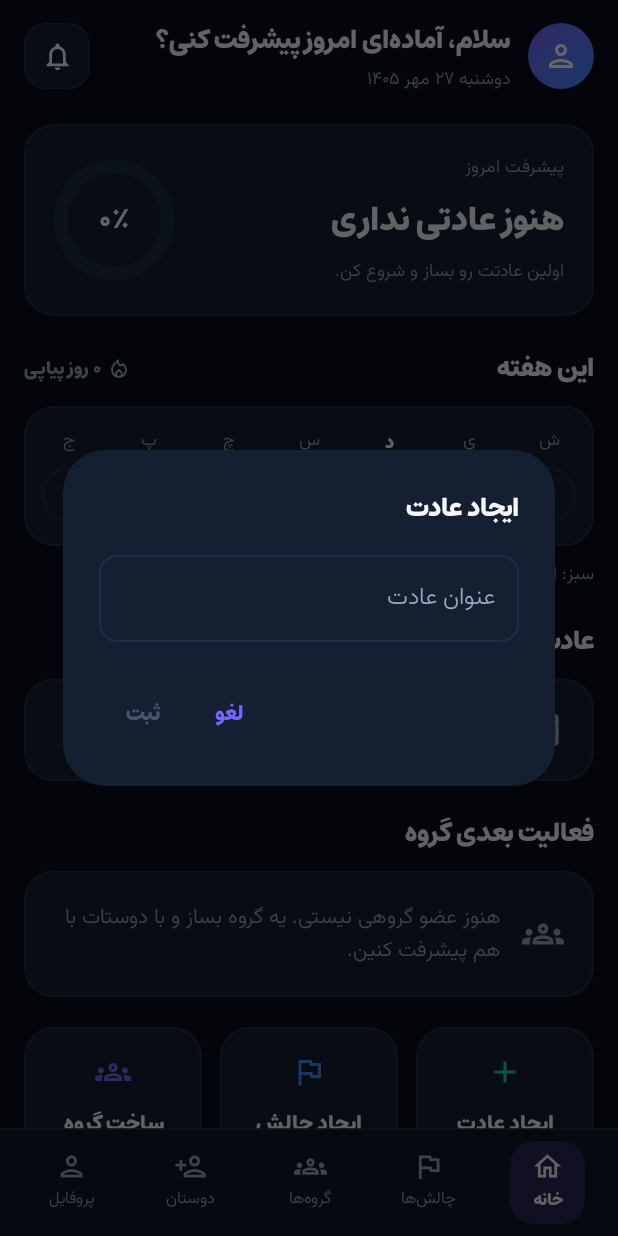
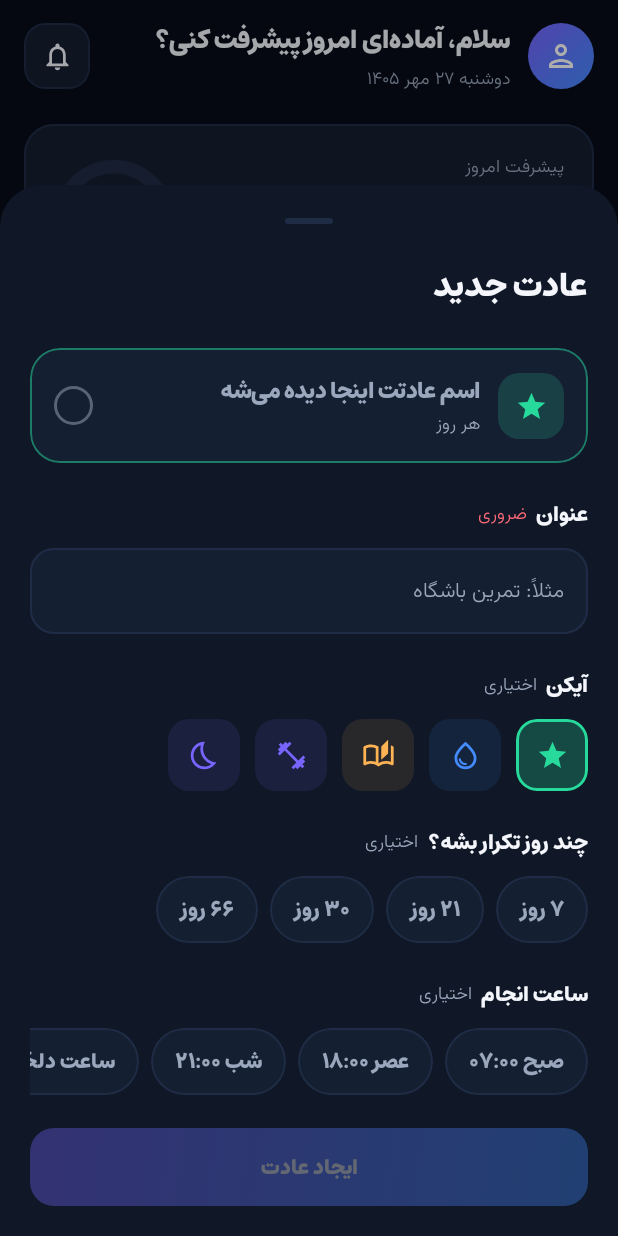
Before and after one commit to mahdiar-barzegarr/Day-flow, an Android app built with Jetpack Compose: the screen it shows after launch (MainActivity), after a tap on "ایجاد عادت", on a phone screen of 412 x 824 dp. Run offline under Robolectric (Android 15) with nearby library versions, the phone set to English and light mode, and no system bars; our stand-ins replace Dagger/Hilt's generated code, Room's generated code.

Commit message:
Completing the section on creating a new version habit and changing the database from version one to two

```diff
--- a/Application/app/src/main/java/com/example/dayflow/data/local/DayFlowDatabase.kt
+++ b/Application/app/src/main/java/com/example/dayflow/data/local/DayFlowDatabase.kt
@@ -5,7 +5,7 @@ import androidx.room.RoomDatabase
 
 @Database(
     entities = [HabitEntity::class, HabitLogEntity::class],
-    version = 1,
+    version = 2,
     exportSchema = false
 )
 abstract class DayFlowDatabase : RoomDatabase() {
--- a/Application/app/src/main/java/com/example/dayflow/data/local/HabitEntities.kt
+++ b/Application/app/src/main/java/com/example/dayflow/data/local/HabitEntities.kt
@@ -10,13 +10,12 @@ import androidx.room.PrimaryKey
 data class HabitEntity(
     @PrimaryKey(autoGenerate = true) val id: Long = 0,
     val title: String,
-    /** کلید آیکون: water / book / fitness / sleep / star */
     val iconKey: String = "star",
-    /** هدف اختیاری، مثلاً «۸ لیوان» */
     val goalText: String? = null,
-    /** روز ساخت عادت (LocalDate.toEpochDay) */
     val createdAtEpochDay: Long,
-    val isArchived: Boolean = false
+    val isArchived: Boolean = false,
+    val targetDays: Int? = null,
+    val reminderMinutes: Int? = null,
 )
 
 /** هر ردیف یعنی عادت [habitId] در روز [epochDay] انجام شده. */
--- a/Application/app/src/main/java/com/example/dayflow/di/DatabaseModule.kt
+++ b/Application/app/src/main/java/com/example/dayflow/di/DatabaseModule.kt
@@ -18,7 +18,9 @@ object DatabaseModule {
     @Provides
     @Singleton
     fun provideDatabase(@ApplicationContext context: Context): DayFlowDatabase =
-        Room.databaseBuilder(context, DayFlowDatabase::class.java, "dayflow.db").build()
+        Room.databaseBuilder(context, DayFlowDatabase::class.java, "dayflow.db")
+            .fallbackToDestructiveMigration()
+            .build()
 
     @Provides
     fun provideHabitDao(database: DayFlowDatabase): HabitDao = database.habitDao()
--- a/Application/app/src/main/java/com/example/dayflow/repository/HabitRepository.kt
+++ b/Application/app/src/main/java/com/example/dayflow/repository/HabitRepository.kt
@@ -22,12 +22,14 @@ class HabitRepository @Inject constructor(
     suspend fun addHabit(
         title: String,
         iconKey: String = "star",
-        goalText: String? = null
+        targetDays: Int? = null,
+        reminderMinutes: Int? = null
     ): Long = habitDao.insertHabit(
         HabitEntity(
             title = title.trim(),
             iconKey = iconKey,
-            goalText = goalText,
+            targetDays = targetDays,
+            reminderMinutes = reminderMinutes,
             createdAtEpochDay = LocalDate.now().toEpochDay()
         )
     )
--- /dev/null
+++ b/Application/app/src/main/java/com/example/dayflow/ui/home/AddHabitSheet.kt
@@ -0,0 +1,294 @@
+package com.example.dayflow.ui.home
+
+
+import androidx.compose.foundation.*
+import androidx.compose.foundation.layout.*
+import androidx.compose.foundation.shape.CircleShape
+import androidx.compose.foundation.shape.RoundedCornerShape
+import androidx.compose.material.icons.Icons
+import androidx.compose.material.icons.outlined.Add
+import androidx.compose.material.icons.outlined.Remove
+import androidx.compose.material3.*
+import androidx.compose.runtime.*
+import androidx.compose.ui.*
+import androidx.compose.ui.draw.alpha
+import androidx.compose.ui.draw.clip
+import androidx.compose.ui.graphics.Color
+import androidx.compose.ui.platform.LocalLayoutDirection
+import androidx.compose.ui.unit.LayoutDirection
+import androidx.compose.ui.unit.dp
+import com.example.dayflow.ui.theme.LocalExtraColors
+import com.example.dayflow.utilities.toPersianDigits
+import kotlinx.coroutines.launch
+
+private val habitIconKeys = listOf("star", "water", "book", "fitness", "sleep")
+private val durationPresets = listOf(7, 21, 30, 66)
+private val timePresets = listOf("صبح" to 7 * 60, "عصر" to 18 * 60, "شب" to 21 * 60)
+
+/** ساعت به‌صورت متن فارسی، مثل «۰۷:۳۰» */
+internal fun Int.toTimeText(): String =
+    "${(this / 60).toString().padStart(2, '0')}:${(this % 60).toString().padStart(2, '0')}"
+        .map { if (it in '0'..'9') '۰' + (it - '0') else it }
+        .joinToString("")
+
+@OptIn(ExperimentalMaterial3Api::class)
+@Composable
+fun AddHabitSheet(
+    onDismiss: () -> Unit,
+    onCreate: (title: String, iconKey: String, targetDays: Int?, reminderMinutes: Int?) -> Unit
+) {
+    val colors = MaterialTheme.colorScheme
+    val extra = LocalExtraColors.current
+    val sheetState = rememberModalBottomSheetState(skipPartiallyExpanded = true)
+    val scope = rememberCoroutineScope()
+
+    var title by remember { mutableStateOf("") }
+    var iconKey by remember { mutableStateOf("star") }
+    var targetDays by remember { mutableStateOf<Int?>(null) }
+    var minutes by remember { mutableStateOf<Int?>(null) }
+    var showTimePicker by remember { mutableStateOf(false) }
+
+    ModalBottomSheet(
+        onDismissRequest = onDismiss,
+        sheetState = sheetState,
+        containerColor = colors.surface,
+        shape = RoundedCornerShape(topStart = 28.dp, topEnd = 28.dp),
+        dragHandle = { BottomSheetDefaults.DragHandle(color = colors.outline) }
+    ) {
+        Column(
+            modifier = Modifier
+                .fillMaxWidth()
+                .verticalScroll(rememberScrollState())
+                .navigationBarsPadding()
+                .imePadding()
+                .padding(horizontal = 20.dp)
+                .padding(bottom = 20.dp),
+            verticalArrangement = Arrangement.spacedBy(22.dp)
+        ) {
+            Text("عادت جدید", style = MaterialTheme.typography.titleLarge, color = colors.onSurface)
+
+            // پیش‌نمایش زنده
+            HabitPreview(title, iconKey, targetDays, minutes)
+
+            // عنوان (اجباری)
+            Section("عنوان", optional = false) {
+                OutlinedTextField(
+                    value = title,
+                    onValueChange = { if (it.length <= 40) title = it },
+                    placeholder = { Text("مثلاً: تمرین باشگاه", style = MaterialTheme.typography.bodyMedium) },
+                    singleLine = true,
+                    shape = RoundedCornerShape(16.dp),
+                    textStyle = MaterialTheme.typography.bodyLarge,
+                    colors = OutlinedTextFieldDefaults.colors(
+                        focusedBorderColor = colors.primary,
+                        unfocusedBorderColor = colors.outline,
+                        focusedContainerColor = colors.surfaceVariant,
+                        unfocusedContainerColor = colors.surfaceVariant,
+                        focusedTextColor = colors.onSurface,
+                        unfocusedTextColor = colors.onSurface,
+                        cursorColor = colors.primary
+                    ),
+                    modifier = Modifier.fillMaxWidth()
+                )
+            }
+
+            // آیکن
+            Section("آیکن", optional = true) {
+                Row(horizontalArrangement = Arrangement.spacedBy(10.dp)) {
+                    habitIconKeys.forEach { key ->
+                        val (icon, tint) = habitVisual(key)
+                        val selected = key == iconKey
+                        Box(
+                            modifier = Modifier
+                                .size(48.dp)
+                                .clip(RoundedCornerShape(14.dp))
+                                .background(tint.copy(alpha = if (selected) 0.25f else 0.1f))
+                                .border(1.5.dp, if (selected) tint else Color.Transparent, RoundedCornerShape(14.dp))
+                                .clickable { iconKey = key },
+                            contentAlignment = Alignment.Center
+                        ) {
+                            Icon(icon, contentDescription = null, tint = tint, modifier = Modifier.size(22.dp))
+                        }
+                    }
+                }
+            }
+
+            // چند روز (اختیاری)
+            Section("چند روز تکرار بشه؟", optional = true) {
+                Column(verticalArrangement = Arrangement.spacedBy(12.dp)) {
+                    Row(
+                        modifier = Modifier.horizontalScroll(rememberScrollState()),
+                        horizontalArrangement = Arrangement.spacedBy(8.dp)
+                    ) {
+                        durationPresets.forEach { d ->
+                            SheetChip("${d.toPersianDigits()} روز", targetDays == d) {
+                                targetDays = if (targetDays == d) null else d
+                            }
+                        }
+                    }
+                    targetDays?.let { days ->
+                        Row(
+                            verticalAlignment = Alignment.CenterVertically,
+                            horizontalArrangement = Arrangement.spacedBy(14.dp)
+                        ) {
+                            StepButton(Icons.Outlined.Remove) { targetDays = (days - 1).coerceAtLeast(1) }
+                            Text(
+                                "${days.toPersianDigits()} روز",
+                                style = MaterialTheme.typography.titleMedium,
+                                color = colors.onSurface
+                            )
+                            StepButton(Icons.Outlined.Add) { targetDays = (days + 1).coerceAtMost(365) }
+                        }
+                    }
+                }
+            }
+
+            // ساعت (اختیاری)
+            Section("ساعت انجام", optional = true) {
+                Row(
+                    modifier = Modifier.horizontalScroll(rememberScrollState()),
+                    horizontalArrangement = Arrangement.spacedBy(8.dp)
+                ) {
+                    timePresets.forEach { (label, m) ->
+                        SheetChip("$label ${m.toTimeText()}", minutes == m) {
+                            minutes = if (minutes == m) null else m
+                        }
+                    }
+                    val custom = minutes?.takeIf { m -> timePresets.none { it.second == m } }
+                    SheetChip(custom?.toTimeText() ?: "ساعت دلخواه", custom != null) {
+                        showTimePicker = true
+                    }
+                }
+            }
+
+            // دکمه‌ی ایجاد
+            val enabled = title.isNotBlank()
+            Box(
+                modifier = Modifier
+                    .fillMaxWidth()
+                    .height(52.dp)
+                    .alpha(if (enabled) 1f else 0.35f)
+                    .clip(RoundedCornerShape(16.dp))
+                    .background(extra.brandGradient)
+                    .clickable(enabled = enabled) {
+                        onCreate(title.trim(), iconKey, targetDays, minutes)
+                        scope.launch { sheetState.hide() }.invokeOnCompletion { onDismiss() }
+                    },
+                contentAlignment = Alignment.Center
+            ) {
+                Text("ایجاد عادت", style = MaterialTheme.typography.labelLarge, color = Color.White)
+            }
+        }
+    }
+
+    if (showTimePicker) {
+        val initial = minutes ?: (8 * 60)
+        val timeState = rememberTimePickerState(initial / 60, initial % 60, is24Hour = true)
+        AlertDialog(
+            onDismissRequest = { showTimePicker = false },
+            containerColor = colors.surfaceVariant,
+            text = {
+                // ساعت‌شمار همیشه چپ‌به‌راست درست دیده می‌شه
+                CompositionLocalProvider(LocalLayoutDirection provides LayoutDirection.Ltr) {
+                    TimePicker(state = timeState)
+                }
+            },
+            confirmButton = {
+                TextButton(onClick = {
+                    minutes = timeState.hour * 60 + timeState.minute
+                    showTimePicker = false
+                }) { Text("تأیید") }
+            },
+            dismissButton = {
+                TextButton(onClick = { showTimePicker = false }) { Text("لغو") }
+            }
+        )
+    }
+}
+
+@Composable
+private fun HabitPreview(title: String, iconKey: String, targetDays: Int?, minutes: Int?) {
+    val colors = MaterialTheme.colorScheme
+    val (icon, tint) = habitVisual(iconKey)
+    val subtitle = listOfNotNull(targetDays?.let { "${it.toPersianDigits()} روز" }, minutes?.toTimeText())
+        .joinToString(" · ")
+        .ifEmpty { "هر روز" }
+
+    Row(
+        modifier = Modifier
+            .fillMaxWidth()
+            .clip(RoundedCornerShape(20.dp))
+            .background(colors.surfaceVariant)
+            .border(1.dp, tint.copy(alpha = 0.5f), RoundedCornerShape(20.dp))
+            .padding(16.dp),
+        verticalAlignment = Alignment.CenterVertically,
+        horizontalArrangement = Arrangement.spacedBy(12.dp)
+    ) {
+        Box(
+            modifier = Modifier
+                .size(44.dp)
+                .clip(RoundedCornerShape(14.dp))
+                .background(tint.copy(alpha = 0.18f)),
+            contentAlignment = Alignment.Center
+        ) { Icon(icon, contentDescription = null, tint = tint, modifier = Modifier.size(22.dp)) }
+
+        Column(modifier = Modifier.weight(1f)) {
+            Text(
+                text = title.ifBlank { "اسم عادتت اینجا دیده می‌شه" },
+                style = MaterialTheme.typography.titleSmall,
+                color = if (title.isBlank()) colors.onSurfaceVariant else colors.onSurface
+            )
+            Text(subtitle, style = MaterialTheme.typography.bodySmall, color = colors.onSurfaceVariant)
+        }
+        Box(modifier = Modifier.size(26.dp).border(1.5.dp, colors.onSurfaceVariant.copy(alpha = 0.5f), CircleShape))
+    }
+}
+
+@Composable
+private fun Section(label: String, optional: Boolean, content: @Composable () -> Unit) {
+    val colors = MaterialTheme.colorScheme
+    Column(verticalArrangement = Arrangement.spacedBy(10.dp)) {
+        Row(horizontalArrangement = Arrangement.spacedBy(6.dp), verticalAlignment = Alignment.CenterVertically) {
+            Text(label, style = MaterialTheme.typography.labelLarge, color = colors.onSurface)
+            Text(
+                if (optional) "اختیاری" else "ضروری",
+                style = MaterialTheme.typography.bodySmall,
+                color = if (optional) colors.onSurfaceVariant else colors.error
+            )
+        }
+        content()
+    }
+}
+
+@Composable
+private fun SheetChip(label: String, selected: Boolean, onClick: () -> Unit) {
+    val colors = MaterialTheme.colorScheme
+    Box(
+        modifier = Modifier
+            .clip(RoundedCornerShape(50))
+            .background(if (selected) colors.primary.copy(alpha = 0.22f) else colors.surfaceVariant)
+            .border(1.dp, if (selected) colors.primary else colors.outline, RoundedCornerShape(50))
+            .clickable(onClick = onClick)
+            .padding(horizontal = 16.dp, vertical = 10.dp)
+    ) {
+        Text(
+            label,
+            style = MaterialTheme.typography.labelLarge,
+            color = if (selected) colors.onSurface else colors.onSurfaceVariant
+        )
+    }
+}
+
+@Composable
+private fun StepButton(icon: androidx.compose.ui.graphics.vector.ImageVector, onClick: () -> Unit) {
+    val colors = MaterialTheme.colorScheme
+    Box(
+        modifier = Modifier
+            .size(36.dp)
+            .clip(CircleShape)
+            .background(colors.surfaceVariant)
+            .border(1.dp, colors.outline, CircleShape)
+            .clickable(onClick = onClick),
+        contentAlignment = Alignment.Center
+    ) { Icon(icon, contentDescription = null, tint = colors.onSurface, modifier = Modifier.size(18.dp)) }
+}
--- a/Application/app/src/main/java/com/example/dayflow/ui/home/HomeScreen.kt
+++ b/Application/app/src/main/java/com/example/dayflow/ui/home/HomeScreen.kt
@@ -1,5 +1,7 @@
 package com.example.dayflow.ui.home
 
+import android.os.Build
+import androidx.annotation.RequiresApi
 import androidx.compose.animation.core.animateFloatAsState
 import androidx.compose.animation.core.tween
 import androidx.compose.foundation.BorderStroke
@@ -74,6 +76,7 @@ import com.example.dayflow.ui.theme.LocalExtraColors
 import com.example.dayflow.utilities.toPersianDigits
 import kotlin.math.roundToInt
 
+@RequiresApi(Build.VERSION_CODES.O)
 @Composable
 fun HomeScreen(
     navController: NavController,
@@ -102,12 +105,9 @@ fun HomeScreen(
 
     // موقت: تا وقتی صفحه‌ی ساخت عادت ساخته نشده
     if (showAddDialog) {
-        AddHabitDialog(
+        AddHabitSheet(
             onDismiss = { showAddDialog = false },
-            onConfirm = {
-                viewModel.addHabit(it)
-                showAddDialog = false
-            }
+            onCreate = viewModel::addHabit
         )
     }
 }
@@ -459,10 +459,10 @@ private fun HabitsSection(state: HomeUiState, onToggle: (Long, Boolean) -> Unit)
 private fun HabitRow(habit: HabitUi, onToggle: (Long, Boolean) -> Unit) {
     val colors = MaterialTheme.colorScheme
     val (icon, tint) = habitVisual(habit.iconKey)
-    val subtitle = listOfNotNull(
-        habit.goalText,
-        "${habit.streak.toPersianDigits()} روز پیاپی"
-    ).joinToString(" · ")
+    val progressText = habit.targetDays
+        ?.let { "${habit.streak.toPersianDigits()} از ${it.toPersianDigits()} روز" }
+        ?: "${habit.streak.toPersianDigits()} روز پیاپی"
+    val subtitle = listOfNotNull(habit.reminderMinutes?.toTimeText(), progressText).joinToString(" · ")
 
     Row(
         modifier = Modifier
@@ -525,7 +525,7 @@ private fun CheckCircle(done: Boolean) {
 }
 
 @Composable
-private fun habitVisual(key: String): Pair<ImageVector, Color> {
+fun habitVisual(key: String): Pair<ImageVector, Color> {
     val colors = MaterialTheme.colorScheme
     val extra = LocalExtraColors.current
     return when (key) {
@@ -606,38 +606,6 @@ private fun QuickAction(
     }
 }
 
-// ───────────── Add habit (موقت) ─────────────
-
-@Composable
-private fun AddHabitDialog(onDismiss: () -> Unit, onConfirm: (String) -> Unit) {
-    val colors = MaterialTheme.colorScheme
-    var title by remember { mutableStateOf("") }
-
-    AlertDialog(
-        onDismissRequest = onDismiss,
-        containerColor = colors.surfaceVariant,
-        title = {
-            Text("ایجاد عادت", color = colors.onSurface, style = MaterialTheme.typography.titleMedium)
-        },
-        text = {
-            OutlinedTextField(
-                value = title,
-                onValueChange = { title = it },
-                placeholder = { Text("عنوان عادت") },
-                singleLine = true,
-                shape = RoundedCornerShape(12.dp)
-            )
-        },
-        confirmButton = {
-            TextButton(enabled = title.isNotBlank(), onClick = { onConfirm(title) }) {
-                Text("ثبت")
-            }
-        },
-        dismissButton = {
-            TextButton(onClick = onDismiss) { Text("لغو") }
-        }
-    )
-}
 
 // ───────────── Shared bits ─────────────
 
--- a/Application/app/src/main/java/com/example/dayflow/ui/home/HomeUiState.kt
+++ b/Application/app/src/main/java/com/example/dayflow/ui/home/HomeUiState.kt
@@ -14,7 +14,9 @@ data class HabitUi(
     val iconKey: String,
     val goalText: String?,
     val isDoneToday: Boolean,
-    val streak: Int
+    val streak: Int,
+    val targetDays: Int?,
+    val reminderMinutes: Int?
 )
 
 data class HomeUiState(
--- a/Application/app/src/main/java/com/example/dayflow/ui/home/HomeViewModel.kt
+++ b/Application/app/src/main/java/com/example/dayflow/ui/home/HomeViewModel.kt
@@ -62,9 +62,9 @@ class HomeViewModel @Inject constructor(
     }
 
     @RequiresApi(Build.VERSION_CODES.O)
-    fun addHabit(title: String) {
+    fun addHabit(title: String, iconKey: String, targetDays: Int?, reminderMinutes: Int?) {
         if (title.isBlank()) return
-        viewModelScope.launch { repository.addHabit(title) }
+        viewModelScope.launch { repository.addHabit(title, iconKey, targetDays, reminderMinutes) }
     }
 }
 
@@ -111,7 +111,9 @@ private fun buildHomeState(
             iconKey = habit.iconKey,
             goalText = habit.goalText,
             isDoneToday = isDone(habit.id, todayEpoch),
-            streak = habitStreak(doneDays[habit.id].orEmpty(), todayEpoch)
+            streak = habitStreak(doneDays[habit.id].orEmpty(), todayEpoch),
+            targetDays = habit.targetDays,
+            reminderMinutes = habit.reminderMinutes,
         )
     }
 
```
